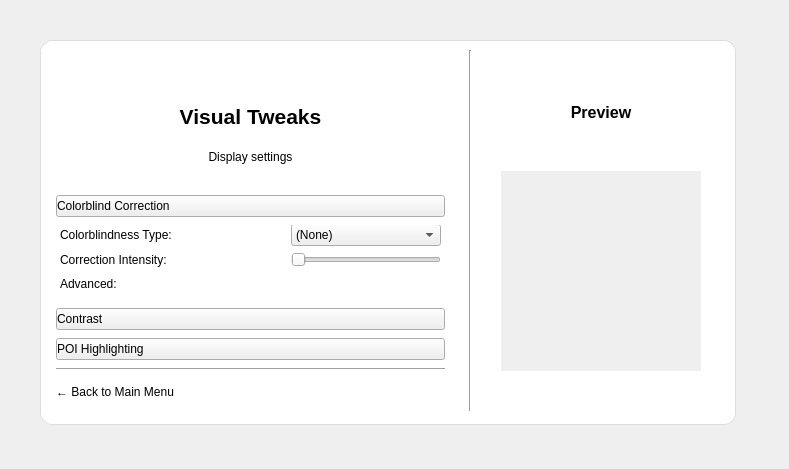
Qt form ui files/eg_visual_settings.ui (brettrjh/enable-games-local) before a commit.
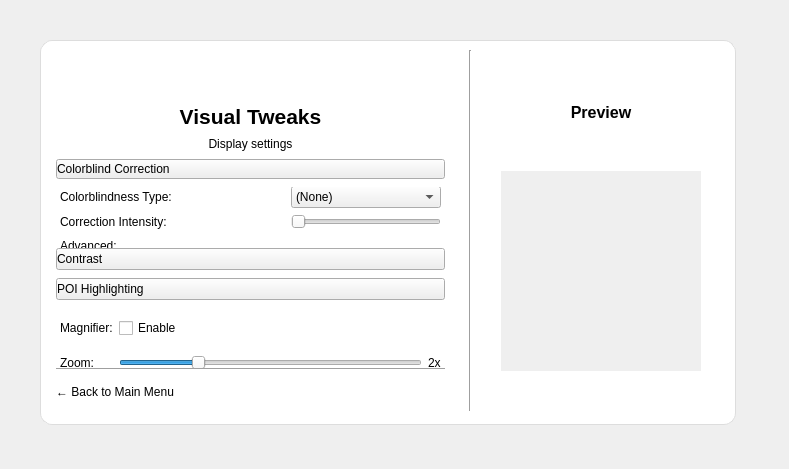
The same form after that commit. Icons and pictures are not drawn.

```diff
--- a/ui files/eg_visual_settings.ui
+++ b/ui files/eg_visual_settings.ui
@@ -287,6 +287,78 @@
           </property>
          </widget>
         </item>
+        <item>
+         <widget class="QWidget" name="poiOptions" native="true">
+          <property name="minimumSize">
+           <size>
+            <width>0</width>
+            <height>80</height>
+           </size>
+          </property>
+          <widget class="QWidget" name="gridLayoutWidget_2">
+           <property name="geometry">
+            <rect>
+             <x>-1</x>
+             <y>-1</y>
+             <width>391</width>
+             <height>76</height>
+            </rect>
+           </property>
+           <layout class="QGridLayout" name="gridLayout_2">
+            <property name="leftMargin">
+             <number>5</number>
+            </property>
+            <property name="rightMargin">
+             <number>5</number>
+            </property>
+            <item row="0" column="0">
+             <widget class="QLabel" name="labelPoiMagnifier">
+              <property name="text">
+               <string>Magnifier:</string>
+              </property>
+             </widget>
+            </item>
+            <item row="0" column="1">
+             <widget class="QCheckBox" name="chkPoiMagnifier">
+              <property name="text">
+               <string>Enable</string>
+              </property>
+             </widget>
+            </item>
+            <item row="1" column="0">
+             <widget class="QLabel" name="labelPoiZoom">
+              <property name="text">
+               <string>Zoom:</string>
+              </property>
+             </widget>
+            </item>
+            <item row="1" column="1">
+             <widget class="QSlider" name="sldPoiZoom">
+              <property name="minimum">
+               <number>1</number>
+              </property>
+              <property name="maximum">
+               <number>5</number>
+              </property>
+              <property name="value">
+               <number>2</number>
+              </property>
+              <property name="orientation">
+               <enum>Qt::Horizontal</enum>
+              </property>
+             </widget>
+            </item>
+            <item row="1" column="2">
+             <widget class="QLabel" name="labelPoiZoomValue">
+              <property name="text">
+               <string>2x</string>
+              </property>
+             </widget>
+            </item>
+           </layout>
+          </widget>
+         </widget>
+        </item>
         <item>
          <widget class="QFrame" name="frame">
           <property name="frameShape">
```
